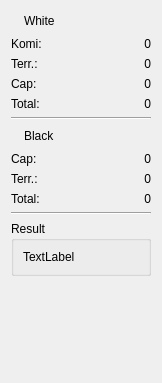
The window that src/scoretools_gui.ui (bernds/q5Go) describes before a commit, drawn with Qt 5.
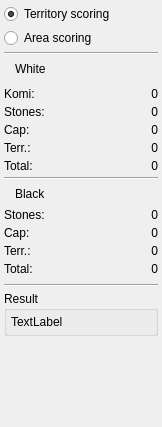
The same window after the commit. Icons and pictures are not drawn.

Commit message:
Allow the user to choose between area and territory scoring
This is only enabled for offline games; on-line we assume territory scoring.
doCountDone is simplified to reuse earlier score calculations.

Patch:
```diff
--- a/src/scoretools_gui.ui
+++ b/src/scoretools_gui.ui
@@ -7,7 +7,7 @@
     <x>0</x>
     <y>0</y>
     <width>162</width>
-    <height>383</height>
+    <height>427</height>
    </rect>
   </property>
   <property name="sizePolicy">
@@ -26,6 +26,51 @@
    <string>Form</string>
   </property>
   <layout class="QVBoxLayout" name="verticalLayout">
+   <property name="spacing">
+    <number>4</number>
+   </property>
+   <property name="leftMargin">
+    <number>4</number>
+   </property>
+   <property name="topMargin">
+    <number>4</number>
+   </property>
+   <property name="rightMargin">
+    <number>4</number>
+   </property>
+   <property name="bottomMargin">
+    <number>4</number>
+   </property>
+   <item>
+    <widget class="QRadioButton" name="scoreTerrButton">
+     <property name="focusPolicy">
+      <enum>Qt::NoFocus</enum>
+     </property>
+     <property name="text">
+      <string>Territory scoring</string>
+     </property>
+     <property name="checked">
+      <bool>true</bool>
+     </property>
+    </widget>
+   </item>
+   <item>
+    <widget class="QRadioButton" name="scoreAreaButton">
+     <property name="focusPolicy">
+      <enum>Qt::NoFocus</enum>
+     </property>
+     <property name="text">
+      <string>Area scoring</string>
+     </property>
+    </widget>
+   </item>
+   <item>
+    <widget class="Line" name="scoreTypeLine">
+     <property name="orientation">
+      <enum>Qt::Horizontal</enum>
+     </property>
+    </widget>
+   </item>
    <item>
     <layout class="QHBoxLayout" name="horizontalLayout_4">
      <item>
@@ -81,8 +126,9 @@
       <property name="bottomMargin">
        <number>0</number>
       </property>
-      <item>
-       <layout class="QVBoxLayout" name="verticalLayout_2">
+     </layout>
+    </widget>
+   </item>
         <item>
          <layout class="QHBoxLayout" name="_3">
           <property name="spacing">
@@ -125,6 +171,90 @@
           </item>
          </layout>
         </item>
+   <item>
+    <layout class="QHBoxLayout" name="_9">
+     <property name="spacing">
+      <number>6</number>
+     </property>
+     <property name="leftMargin">
+      <number>0</number>
+     </property>
+     <property name="topMargin">
+      <number>0</number>
+     </property>
+     <property name="rightMargin">
+      <number>0</number>
+     </property>
+     <property name="bottomMargin">
+      <number>0</number>
+     </property>
+     <item>
+      <widget class="QLabel" name="stonesWhiteLabel">
+       <property name="text">
+        <string>Stones:</string>
+       </property>
+       <property name="wordWrap">
+        <bool>false</bool>
+       </property>
+      </widget>
+     </item>
+     <item>
+      <widget class="QLabel" name="stonesWhite">
+       <property name="text">
+        <string>0</string>
+       </property>
+       <property name="alignment">
+        <set>Qt::AlignRight|Qt::AlignTrailing|Qt::AlignVCenter</set>
+       </property>
+       <property name="wordWrap">
+        <bool>false</bool>
+       </property>
+      </widget>
+     </item>
+    </layout>
+   </item>
+   <item>
+    <layout class="QHBoxLayout" name="_4">
+     <property name="spacing">
+      <number>6</number>
+     </property>
+     <property name="leftMargin">
+      <number>0</number>
+     </property>
+     <property name="topMargin">
+      <number>0</number>
+     </property>
+     <property name="rightMargin">
+      <number>0</number>
+     </property>
+     <property name="bottomMargin">
+      <number>0</number>
+     </property>
+     <item>
+      <widget class="QLabel" name="capturesWhiteLabel">
+       <property name="text">
+        <string>Cap:</string>
+       </property>
+       <property name="wordWrap">
+        <bool>false</bool>
+       </property>
+      </widget>
+     </item>
+     <item>
+      <widget class="QLabel" name="capturesWhite">
+       <property name="text">
+        <string>0</string>
+       </property>
+       <property name="alignment">
+        <set>Qt::AlignRight|Qt::AlignTrailing|Qt::AlignVCenter</set>
+       </property>
+       <property name="wordWrap">
+        <bool>false</bool>
+       </property>
+      </widget>
+     </item>
+    </layout>
+   </item>
         <item>
          <layout class="QHBoxLayout" name="_5">
           <property name="spacing">
@@ -167,48 +297,6 @@
           </item>
          </layout>
         </item>
-        <item>
-         <layout class="QHBoxLayout" name="_4">
-          <property name="spacing">
-           <number>6</number>
-          </property>
-          <property name="leftMargin">
-           <number>0</number>
-          </property>
-          <property name="topMargin">
-           <number>0</number>
-          </property>
-          <property name="rightMargin">
-           <number>0</number>
-          </property>
-          <property name="bottomMargin">
-           <number>0</number>
-          </property>
-          <item>
-           <widget class="QLabel" name="TextLabel2">
-            <property name="text">
-             <string>Cap:</string>
-            </property>
-            <property name="wordWrap">
-             <bool>false</bool>
-            </property>
-           </widget>
-          </item>
-          <item>
-           <widget class="QLabel" name="capturesWhite">
-            <property name="text">
-             <string>0</string>
-            </property>
-            <property name="alignment">
-             <set>Qt::AlignRight|Qt::AlignTrailing|Qt::AlignVCenter</set>
-            </property>
-            <property name="wordWrap">
-             <bool>false</bool>
-            </property>
-           </widget>
-          </item>
-         </layout>
-        </item>
         <item>
          <layout class="QHBoxLayout" name="_2">
           <property name="spacing">
@@ -251,11 +339,6 @@
           </item>
          </layout>
         </item>
-       </layout>
-      </item>
-     </layout>
-    </widget>
-   </item>
    <item>
     <widget class="Line" name="line">
      <property name="orientation">
@@ -298,14 +381,10 @@
     </layout>
    </item>
    <item>
-    <widget class="QFrame" name="frame_2">
-     <property name="sizePolicy">
-      <sizepolicy hsizetype="MinimumExpanding" vsizetype="Preferred">
-       <horstretch>0</horstretch>
-       <verstretch>0</verstretch>
-      </sizepolicy>
+    <layout class="QHBoxLayout" name="_10">
+     <property name="spacing">
+      <number>6</number>
      </property>
-     <layout class="QVBoxLayout" name="verticalLayout_5">
       <property name="leftMargin">
        <number>0</number>
       </property>
@@ -319,7 +398,33 @@
        <number>0</number>
       </property>
       <item>
-       <layout class="QVBoxLayout" name="verticalLayout_3">
+      <widget class="QLabel" name="stonesBlackLabel">
+       <property name="text">
+        <string>Stones:</string>
+       </property>
+       <property name="alignment">
+        <set>Qt::AlignLeading|Qt::AlignLeft|Qt::AlignVCenter</set>
+       </property>
+       <property name="wordWrap">
+        <bool>false</bool>
+       </property>
+      </widget>
+     </item>
+     <item>
+      <widget class="QLabel" name="stonesBlack">
+       <property name="text">
+        <string>0</string>
+       </property>
+       <property name="alignment">
+        <set>Qt::AlignRight|Qt::AlignTrailing|Qt::AlignVCenter</set>
+       </property>
+       <property name="wordWrap">
+        <bool>false</bool>
+       </property>
+      </widget>
+     </item>
+    </layout>
+   </item>
         <item>
          <layout class="QHBoxLayout" name="_7">
           <property name="spacing">
@@ -338,7 +443,7 @@
            <number>0</number>
           </property>
           <item>
-           <widget class="QLabel" name="TextLabel5">
+      <widget class="QLabel" name="capturesBlackLabel">
             <property name="text">
              <string>Cap:</string>
             </property>
@@ -449,8 +554,27 @@
           </item>
          </layout>
         </item>
-       </layout>
-      </item>
+   <item>
+    <widget class="QFrame" name="frame_2">
+     <property name="sizePolicy">
+      <sizepolicy hsizetype="MinimumExpanding" vsizetype="Preferred">
+       <horstretch>0</horstretch>
+       <verstretch>0</verstretch>
+      </sizepolicy>
+     </property>
+     <layout class="QVBoxLayout" name="verticalLayout_5">
+      <property name="leftMargin">
+       <number>0</number>
+      </property>
+      <property name="topMargin">
+       <number>0</number>
+      </property>
+      <property name="rightMargin">
+       <number>0</number>
+      </property>
+      <property name="bottomMargin">
+       <number>0</number>
+      </property>
      </layout>
     </widget>
    </item>
@@ -462,11 +586,29 @@
     </widget>
    </item>
    <item>
-    <widget class="QGroupBox" name="groupBox_3">
+    <widget class="QGroupBox" name="resultGroupBox">
      <property name="title">
       <string>Result</string>
      </property>
-     <layout class="QVBoxLayout" name="verticalLayout_6">
+     <property name="checkable">
+      <bool>false</bool>
+     </property>
+     <layout class="QHBoxLayout" name="horizontalLayout">
+      <property name="spacing">
+       <number>4</number>
+      </property>
+      <property name="leftMargin">
+       <number>4</number>
+      </property>
+      <property name="topMargin">
+       <number>4</number>
+      </property>
+      <property name="rightMargin">
+       <number>4</number>
+      </property>
+      <property name="bottomMargin">
+       <number>4</number>
+      </property>
       <item>
        <widget class="QLabel" name="result">
         <property name="text">
```
Lines whose indentation alone changed are shown as unchanged. The commit also changes 4 other files.
